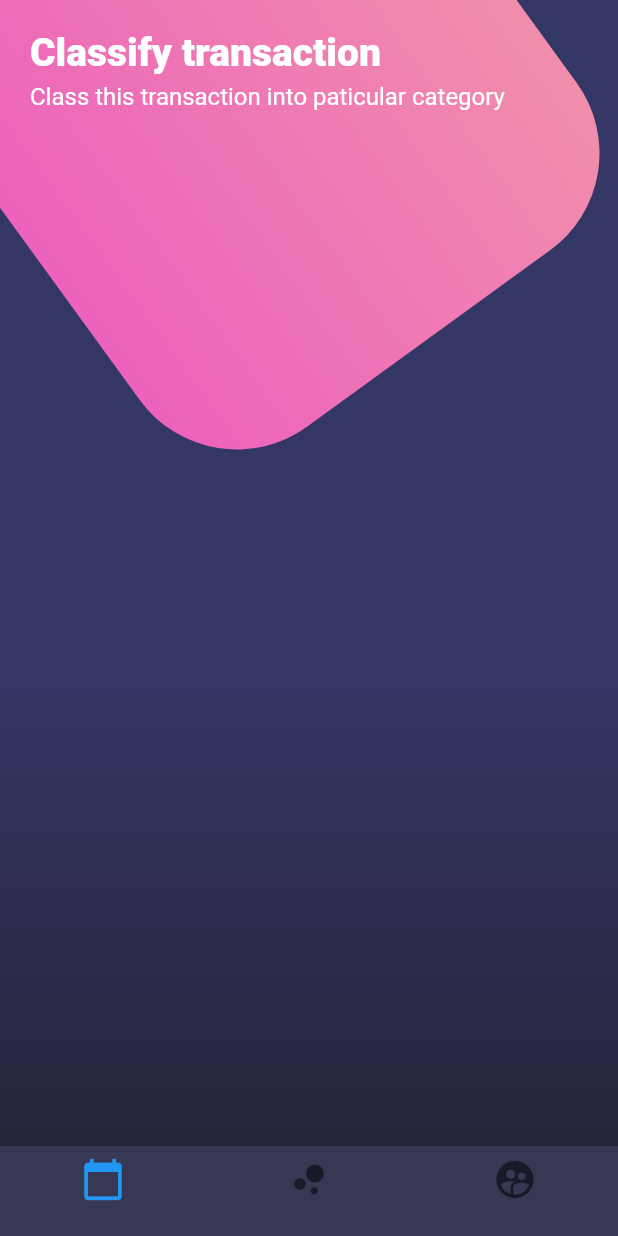
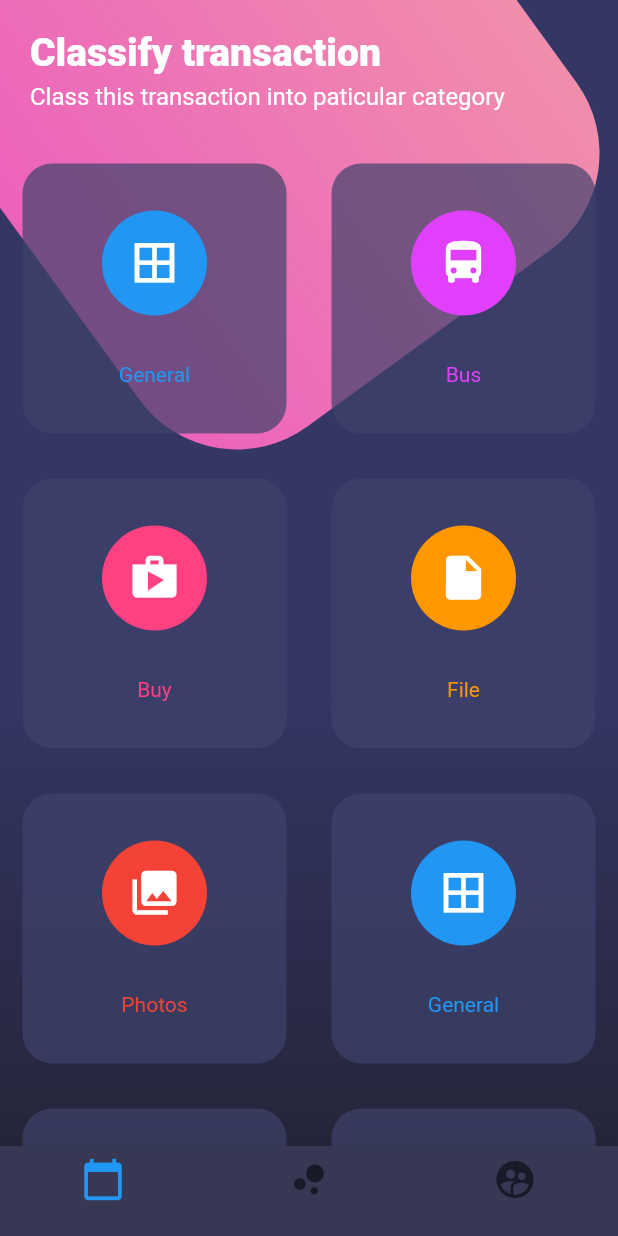
Before and after one commit to e-melara/flutter_desing, a Flutter app: the screen it shows after launch, on a phone screen of 412 x 824 dp. Run offline on Flutter 3.47's test engine with Material 2 defaults, Android fonts, the phone set to English and light mode, and no system bars.

Commit message:
Design table, table row

```diff
--- /dev/null
+++ b/lib/src/page/GradientDesign/components/table_category.dart
@@ -0,0 +1,70 @@
+import 'package:design_flutter/src/page/GradientDesign/components/table_row_item.dart';
+import 'package:flutter/material.dart';
+
+class TableCategory extends StatelessWidget {
+  const TableCategory({Key key}) : super(key: key);
+
+  @override
+  Widget build(BuildContext context) {
+    return Table(
+      children: <TableRow>[
+        TableRow(
+          children: [
+            TableRowItem(
+              color: Colors.blue,
+              title: 'General',
+              icon: Icons.border_all,
+            ),
+            TableRowItem(
+              color: Colors.purpleAccent,
+              title: 'Bus',
+              icon: Icons.directions_bus,
+            ),
+          ],
+        ),
+        TableRow(
+          children: [
+            TableRowItem(
+              color: Colors.pinkAccent,
+              title: 'Buy',
+              icon: Icons.shop,
+            ),
+            TableRowItem(
+              color: Colors.orange,
+              title: 'File',
+              icon: Icons.insert_drive_file,
+            ),
+          ],
+        ),
+        TableRow(
+          children: [
+            TableRowItem(
+              color: Colors.red,
+              title: 'Photos',
+              icon: Icons.collections,
+            ),
+            TableRowItem(
+              color: Colors.blue,
+              title: 'General',
+              icon: Icons.border_all,
+            ),
+          ],
+        ),
+        TableRow(
+          children: [
+            TableRowItem(
+              color: Colors.blue,
+              title: 'General',
+              icon: Icons.border_all,
+            ),
+            TableRowItem(
+              color: Colors.purpleAccent,
+              title: 'Bus',
+              icon: Icons.directions_bus,
+            ),
+          ],
+        ),
+      ],
+    );
+  }
+}
--- /dev/null
+++ b/lib/src/page/GradientDesign/components/table_row_item.dart
@@ -0,0 +1,45 @@
+import 'dart:ui';
+
+import 'package:flutter/material.dart';
+
+class TableRowItem extends StatelessWidget {
+  final String title;
+  final IconData icon;
+  final Color color;
+
+  const TableRowItem({
+    @required this.title,
+    @required this.icon,
+    @required this.color,
+  });
+
+  @override
+  Widget build(BuildContext context) {
+    return Container(
+      height: 180.0,
+      margin: EdgeInsets.all(15.0),
+      decoration: BoxDecoration(
+        color: Color.fromRGBO(62, 66, 107, 0.7),
+        borderRadius: BorderRadius.circular(20.0),
+      ),
+      child: Column(
+        mainAxisAlignment: MainAxisAlignment.spaceEvenly,
+        children: <Widget>[
+          CircleAvatar(
+            radius: 35.0,
+            backgroundColor: this.color,
+            child: Icon(
+              this.icon,
+              size: 35.0,
+              color: Colors.white,
+            ),
+          ),
+          Text(
+            this.title,
+            style: TextStyle(color: this.color),
+          )
+        ],
+      ),
+    );
+  }
+}
--- a/lib/src/page/GradientDesign/gradient_design.dart
+++ b/lib/src/page/GradientDesign/gradient_design.dart
@@ -1,3 +1,4 @@
+import 'package:design_flutter/src/page/GradientDesign/components/table_category.dart';
 import 'package:flutter/material.dart';
 
 import 'components/gradient_background.dart';
@@ -34,7 +35,16 @@ class GradientDesign extends StatelessWidget {
       body: Stack(
         children: <Widget>[
           GradientBackground(),
-          text,
+          SingleChildScrollView(
+            physics: ScrollPhysics(),
+            child: Column(
+              crossAxisAlignment: CrossAxisAlignment.start,
+              children: <Widget>[
+                text,
+                TableCategory(),
+              ],
+            ),
+          )
         ],
       ),
       bottomNavigationBar: BarNavigationBottom(),
```
